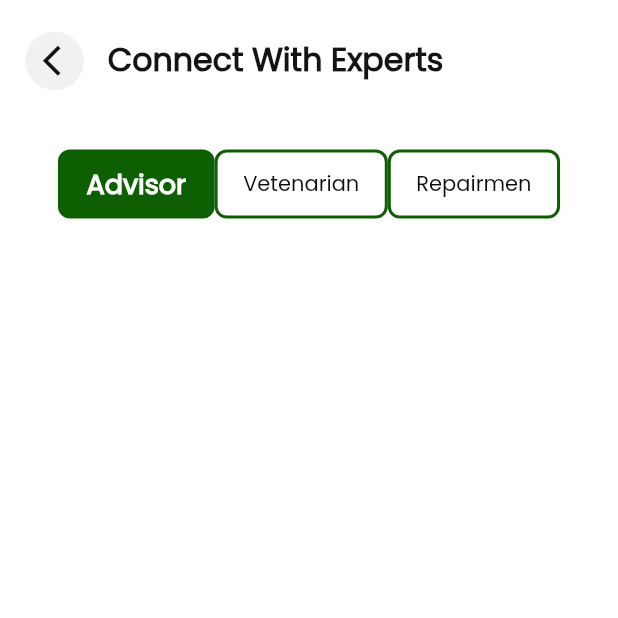
After one commit to kishan06/FarmFeeders, a Flutter app: the ConnectExperts screen opened by its route, on a phone screen of 412 x 824 dp, the top half of it. The commit adds this screen. Run offline on Flutter 3.47's test engine with Material 2 defaults, Android fonts, the phone set to English and light mode, and no system bars; drawn by our look-alikes of buttons_tabbar; our stand-ins replace dio, flutter_screenutil, flutter_svg, flutter_switch, get, lottie and 1 more; accounts and stored records are empty.

Commit message:
skip button changes in splash and created connect page for sidemenu it is inprogress

```diff
--- a/lib/resources/routes/route_name.dart
+++ b/lib/resources/routes/route_name.dart
@@ -7,5 +7,6 @@ class RouteName {
   static const String settings = '/settings';
 
   static const String forgotPassword = '/forgotPassword';
+  static const String connectexperts = '/connectexperts';
 
 }
--- a/lib/resources/routes/routes.dart
+++ b/lib/resources/routes/routes.dart
@@ -2,6 +2,7 @@ import 'package:farmfeeders/resources/routes/route_name.dart';
 import 'package:farmfeeders/view/LoginScreen.dart';
 import 'package:farmfeeders/view/Notification.dart';
 import 'package:farmfeeders/view/Settings.dart';
+import 'package:farmfeeders/view/Side%20Menu/NavigateTo%20pages/ConnectExpert.dart';
 import 'package:farmfeeders/view/SplashScreen.dart';
 import 'package:farmfeeders/view/Splashslider/SplashSlider.dart';
 import 'package:farmfeeders/view/forgot_password.dart';
@@ -30,12 +31,16 @@ class AppRoutes {
           name: RouteName.settings,
           page: () => Settings(),
         ),
-
-
         GetPage(
           name: RouteName.forgotPassword,
           page: () => ForgotPassword(),
         ),
+        GetPage(
+          name: RouteName.connectexperts,
+          page: () => ConnectExperts(),
+        ),
+
+
 
       ];
 }
--- /dev/null
+++ b/lib/view/Side Menu/NavigateTo pages/ConnectExpert.dart
@@ -0,0 +1,144 @@
+import 'package:buttons_tabbar/buttons_tabbar.dart';
+import 'package:farmfeeders/Utils/SizedBox.dart';
+import 'package:farmfeeders/Utils/colors.dart';
+import 'package:flutter/material.dart';
+import 'package:flutter_screenutil/flutter_screenutil.dart';
+import 'package:get/get.dart';
+
+class ConnectExperts extends StatefulWidget {
+  const ConnectExperts({super.key});
+
+  @override
+  State<ConnectExperts> createState() => _ConnectExpertsState();
+}
+
+class _ConnectExpertsState extends State<ConnectExperts> {
+  @override
+  Widget build(BuildContext context) {
+    return SafeArea(
+      child: Scaffold(
+        backgroundColor: AppColors.white,
+        body: Padding(
+          padding: EdgeInsets.only(left: 16.w, right: 16.w),
+          child: Column(
+            children: [
+              Padding(
+                padding: EdgeInsets.only(top: 20.w),
+                child: Row(
+                  mainAxisAlignment: MainAxisAlignment.start,
+                  children: [
+                    GestureDetector(
+                      onTap: () {
+                        Get.back();
+                      },
+                      child: CircleAvatar(
+                        radius: 20.h,
+                        backgroundColor: Color(0XFFF1F1F1),
+                        child: Center(
+                          child: Padding(
+                            padding: EdgeInsets.only(left: 8.w),
+                            child: Icon(
+                              Icons.arrow_back_ios,
+                              size: 25.h,
+                              color: Color(0XFF141414),
+                            ),
+                          ),
+                        ),
+                      ),
+                    ),
+                    sizedBoxWidth(15.w),
+                    Text(
+                      "Connect With Experts",
+                      style: TextStyle(
+                        color: Color(0XFF141414),
+                        fontSize: 20.sp,
+                        fontWeight: FontWeight.w600,
+                      ),
+                    ),
+                  ],
+                ),
+              ),
+              sizedBoxHeight(20.h),
+              Expanded(
+                child: DefaultTabController(
+                  initialIndex: 0,
+                  length: 3,
+                  child: Column(
+                    children: <Widget>[
+                      SizedBox(
+                        height: 20,
+                      ),
+                      ButtonsTabBar(
+                        buttonMargin: EdgeInsets.zero,
+                        contentPadding: EdgeInsets.only(left: 17, right: 17),
+                        radius: 8,
+                        backgroundColor: Color(0XFf0E5F02),
+                        unselectedBorderColor: Color(0XFf0E5F02),
+                        borderWidth: 2,
+                        borderColor: Color(0XFf0E5F02),
+                        unselectedBackgroundColor: Color(0xFFFFFFFF),
+                        unselectedLabelStyle: TextStyle(color: Color(0xFF0F0C0C)),
+                        labelStyle: TextStyle(
+                          color: Color(0xFFFFFFFF),
+                          fontWeight: FontWeight.bold,
+                          fontSize: 18,
+                        ),
+                        tabs: [
+                          Tab(
+                            text: "Advisor",
+                          ),
+                          Tab(
+                            text: "Vetenarian",
+                          ),
+                          Tab(
+                            text: "Repairmen",
+                          ),
+                        ],
+                      ),
+                      Expanded(
+                        child: TabBarView(
+                          children: [
+                            FirstTab(),
+                            SecondTab(),
+                            ThirdTab(),
+                          ],
+                        ),
+                      ),
+                    ],
+                  ),
+                ),
+              ),
+            ],
+          ),
+        ),
+      ),
+    );
+  }
+}
+
+class FirstTab extends StatelessWidget {
+  const FirstTab({super.key});
+
+  @override
+  Widget build(BuildContext context) {
+    return Container();
+  }
+}
+
+class SecondTab extends StatelessWidget {
+  const SecondTab({super.key});
+
+  @override
+  Widget build(BuildContext context) {
+    return Container();
+  }
+}
+
+class ThirdTab extends StatelessWidget {
+  const ThirdTab({super.key});
+
+  @override
+  Widget build(BuildContext context) {
+    return Container();
+  }
+}
--- a/lib/view/Splashslider/SplashSlider.dart
+++ b/lib/view/Splashslider/SplashSlider.dart
@@ -104,6 +104,8 @@ class _SplashSliderState extends State<SplashSlider> {
             Row(
               mainAxisAlignment: MainAxisAlignment.spaceBetween,
               children: [
+                currentIndex < 2
+                ?
                 GestureDetector(
                   onTap: () {
                     Get.toNamed("/loginScreen"); //change the page navigation
@@ -115,7 +117,12 @@ class _SplashSliderState extends State<SplashSlider> {
                       style: TextStyle(fontSize: 20, color: Color(0Xff0E5F02)),
                     ),
                   ),
-                ),
+                )
+                :
+                const Text(
+                      "",
+                      style: TextStyle(fontSize: 20, color: Color(0Xff0E5F02)),
+                    ),
                 Padding(
                   padding: EdgeInsets.only(right: 30.w),
                   child: InkWell(
--- a/pubspec.yaml
+++ b/pubspec.yaml
@@ -41,11 +41,9 @@ dependencies:
   fluttertoast: ^8.0.9
   flutter_svg: ^2.0.5
   flutter_screenutil: ^5.7.0
-
   flutter_switch: ^0.3.2
-
-
   lottie: ^2.3.2
+  buttons_tabbar: ^1.3.6
 
 
 dev_dependencies:
```
